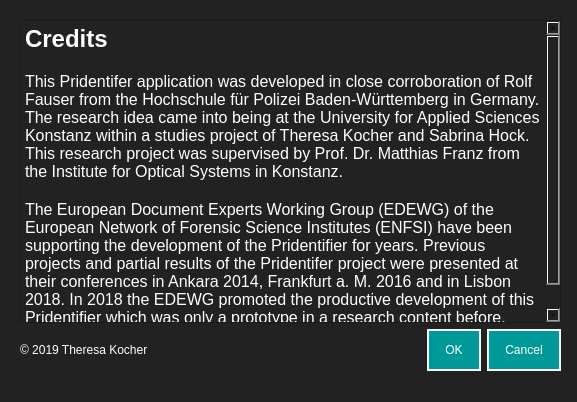
First picture: the form in design/dialog_credits.ui, repository resa89/pridentifier, before the edit.
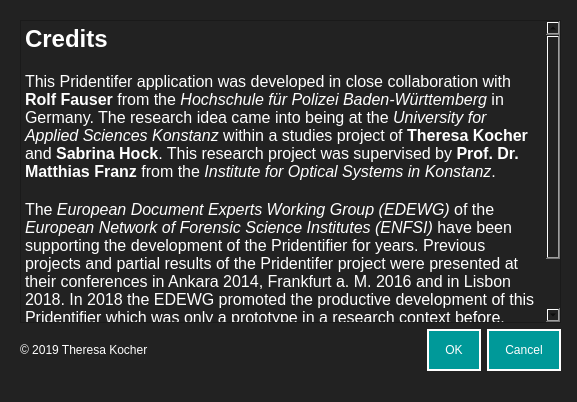
Second picture: the form after the edit.

Patch:
```diff
--- a/design/dialog_credits.ui
+++ b/design/dialog_credits.ui
@@ -50,9 +50,11 @@
 &lt;/style&gt;&lt;/head&gt;&lt;body style=&quot; font-family:'Helvetica'; font-size:12pt; font-weight:400; font-style:normal;&quot;&gt;
 &lt;p style=&quot; margin-top:0px; margin-bottom:0px; margin-left:0px; margin-right:0px; -qt-block-indent:0; text-indent:0px;&quot;&gt;&lt;span style=&quot; font-size:18pt; font-weight:600;&quot;&gt;Credits&lt;/span&gt;&lt;/p&gt;
 &lt;p style=&quot;-qt-paragraph-type:empty; margin-top:0px; margin-bottom:0px; margin-left:0px; margin-right:0px; -qt-block-indent:0; text-indent:0px;&quot;&gt;&lt;br /&gt;&lt;/p&gt;
-&lt;p style=&quot; margin-top:0px; margin-bottom:0px; margin-left:0px; margin-right:0px; -qt-block-indent:0; text-indent:0px;&quot;&gt;This Pridentifer application was developed in close corroboration of Rolf Fauser from the Hochschule für Polizei Baden-Württemberg in Germany. The research idea came into being at the University for Applied Sciences Konstanz within a studies project of Theresa Kocher and Sabrina Hock. This research project was supervised by Prof. Dr. Matthias Franz from the Institute for Optical Systems in Konstanz.&lt;/p&gt;
+&lt;p style=&quot; margin-top:0px; margin-bottom:0px; margin-left:0px; margin-right:0px; -qt-block-indent:0; text-indent:0px;&quot;&gt;This Pridentifer application was developed in close collaboration with &lt;span style=&quot; font-weight:600;&quot;&gt;Rolf Fauser&lt;/span&gt; from the &lt;span style=&quot; font-style:italic;&quot;&gt;Hochschule für Polizei Baden-Württemberg&lt;/span&gt; in Germany. The research idea came into being at the &lt;span style=&quot; font-style:italic;&quot;&gt;University for Applied Sciences Konstanz &lt;/span&gt;within a studies project of &lt;span style=&quot; font-weight:600;&quot;&gt;Theresa Kocher &lt;/span&gt;and &lt;span style=&quot; font-weight:600;&quot;&gt;Sabrina Hock&lt;/span&gt;. This research project was supervised by &lt;span style=&quot; font-weight:600;&quot;&gt;Prof. Dr. Matthias Franz&lt;/span&gt; from the &lt;span style=&quot; font-style:italic;&quot;&gt;Institute for Optical Systems in Konstanz&lt;/span&gt;.&lt;/p&gt;
 &lt;p style=&quot;-qt-paragraph-type:empty; margin-top:0px; margin-bottom:0px; margin-left:0px; margin-right:0px; -qt-block-indent:0; text-indent:0px;&quot;&gt;&lt;br /&gt;&lt;/p&gt;
-&lt;p style=&quot; margin-top:0px; margin-bottom:0px; margin-left:0px; margin-right:0px; -qt-block-indent:0; text-indent:0px;&quot;&gt;The European Document Experts Working Group (EDEWG) of the European Network of Forensic Science Institutes (ENFSI) have been supporting the development of the Pridentifier for years. Previous projects and partial results of the Pridentifer project were presented at their conferences in Ankara 2014, Frankfurt a. M. 2016 and in Lisbon 2018. In 2018 the EDEWG promoted the productive development of this Pridentifier which was only a prototype in a research content before. That's why as from now, the Pridentifer Application can be used as it is.&lt;/p&gt;&lt;/body&gt;&lt;/html&gt;</string>
+&lt;p style=&quot; margin-top:0px; margin-bottom:0px; margin-left:0px; margin-right:0px; -qt-block-indent:0; text-indent:0px;&quot;&gt;The &lt;span style=&quot; font-style:italic;&quot;&gt;European Document Experts Working Group (EDEWG)&lt;/span&gt; of the &lt;span style=&quot; font-style:italic;&quot;&gt;European Network of Forensic Science Institutes (ENFSI)&lt;/span&gt; have been supporting the development of the Pridentifier for years. Previous projects and partial results of the Pridentifer project were presented at their conferences in Ankara 2014, Frankfurt a. M. 2016 and in Lisbon 2018. In 2018 the EDEWG promoted the productive development of this Pridentifier which was only a prototype in a research context before. That's why as from now, the Pridentifer Application can be used as it is.&lt;/p&gt;
+&lt;p style=&quot;-qt-paragraph-type:empty; margin-top:0px; margin-bottom:0px; margin-left:0px; margin-right:0px; -qt-block-indent:0; text-indent:0px;&quot;&gt;&lt;br /&gt;&lt;/p&gt;
+&lt;p style=&quot; margin-top:0px; margin-bottom:0px; margin-left:0px; margin-right:0px; -qt-block-indent:0; text-indent:0px;&quot;&gt;I'd like to say a big thank you to all institutions and persons given above.&lt;/p&gt;&lt;/body&gt;&lt;/html&gt;</string>
         </property>
        </widget>
       </item>
```
